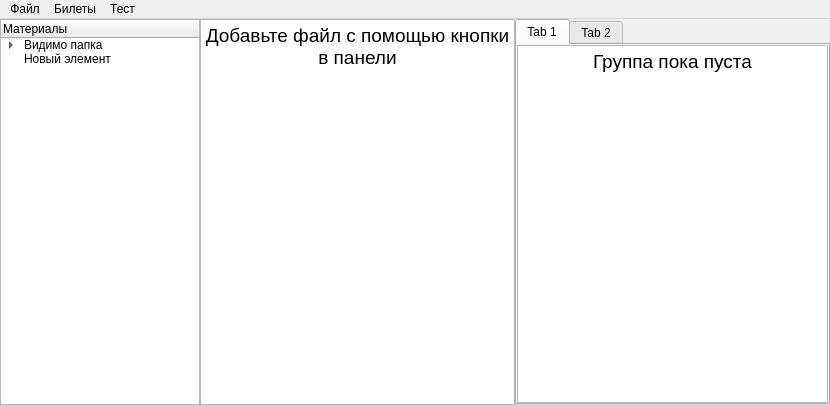
Above: src/ui/mainwindow.ui from YARunya37/StudyCards before the change. Below: the same form after it.
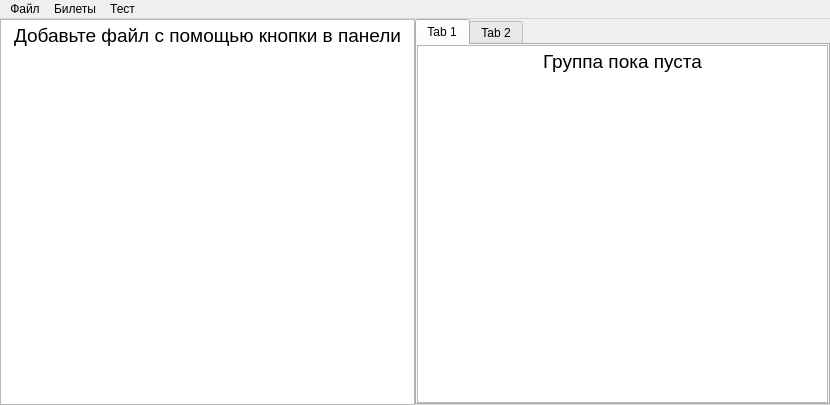
That is the form after the change.

What changed in the file:
```diff
--- a/src/ui/mainwindow.ui
+++ b/src/ui/mainwindow.ui
@@ -62,64 +62,6 @@
       <property name="spacing">
        <number>0</number>
       </property>
-      <item>
-       <widget class="QTreeWidget" name="sourceTree">
-        <property name="sizePolicy">
-         <sizepolicy hsizetype="Maximum" vsizetype="Expanding">
-          <horstretch>0</horstretch>
-          <verstretch>0</verstretch>
-         </sizepolicy>
-        </property>
-        <property name="minimumSize">
-         <size>
-          <width>50</width>
-          <height>0</height>
-         </size>
-        </property>
-        <property name="maximumSize">
-         <size>
-          <width>200</width>
-          <height>16777215</height>
-         </size>
-        </property>
-        <property name="autoFillBackground">
-         <bool>false</bool>
-        </property>
-        <property name="itemsExpandable">
-         <bool>true</bool>
-        </property>
-        <column>
-         <property name="text">
-          <string>Материалы</string>
-         </property>
-        </column>
-        <item>
-         <property name="text">
-          <string>Видимо папка</string>
-         </property>
-         <item>
-          <property name="text">
-           <string>Новый дочерний элемент</string>
-          </property>
-          <item>
-           <property name="text">
-            <string>Новый дочерний элемент</string>
-           </property>
-          </item>
-         </item>
-        </item>
-        <item>
-         <property name="text">
-          <string>Новый элемент</string>
-         </property>
-        </item>
-        <item>
-         <property name="text">
-          <string/>
-         </property>
-        </item>
-       </widget>
-      </item>
       <item>
        <widget class="QTextEdit" name="sourceTextWidget">
         <property name="sizePolicy">
```
Left out of the diff: 1 changed line with no effect on the pictures.
